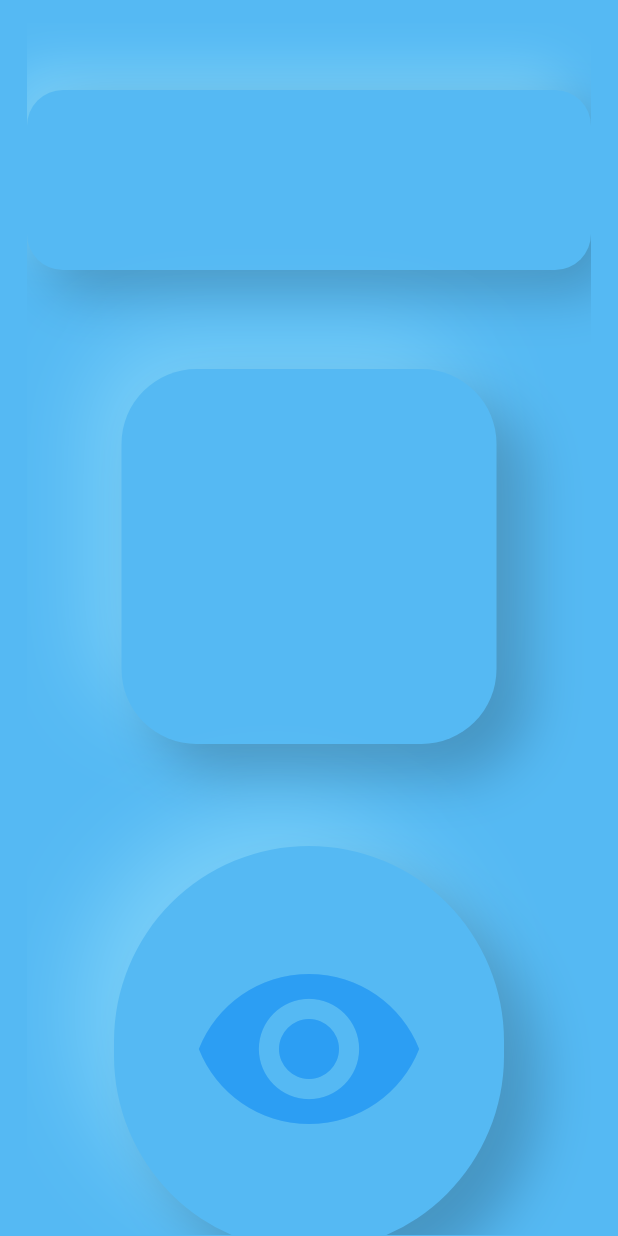
After one commit to sabil62/Alert-App, a Flutter app: the Neumorphic2App screen opened directly, on a phone screen of 412 x 824 dp. The commit adds this screen. Run offline on Flutter 3.47's test engine with Material 2 defaults, Android fonts, the phone set to English and light mode, and no system bars; our stand-ins replace charts_flutter, flutter_map, font_awesome_flutter, google_maps_flutter, latlong.

Commit message:
neumorphism 2

```diff
--- /dev/null
+++ b/lib/file_neumorphic/neumorphic2blue.dart
@@ -0,0 +1,143 @@
+import 'package:flutter/material.dart';
+
+class Neumorphic2App extends StatefulWidget {
+  @override
+  _Neumorphic2AppState createState() => _Neumorphic2AppState();
+}
+
+class _Neumorphic2AppState extends State<Neumorphic2App> {
+  bool ispressed = false;
+  bool ispressed2 = false;
+  void createTrue(PointerDownEvent event) {
+    setState(() {
+      ispressed = true;
+    });
+  }
+
+  void createFalse(PointerUpEvent event) {
+    setState(() {
+      ispressed = false;
+    });
+  }
+
+  void createTrue2(PointerDownEvent event) {
+    setState(() {
+      ispressed2 = true;
+    });
+  }
+
+  void createFalse2(PointerUpEvent event) {
+    setState(() {
+      ispressed2 = false;
+    });
+  }
+
+  @override
+  Widget build(BuildContext context) {
+    return Scaffold(
+      backgroundColor: Color(0xFF55b9f3),
+      body: Padding(
+        padding: const EdgeInsets.fromLTRB(18, 15, 18, 1),
+        child: ListView(children: [
+          SizedBox(height: 45),
+          Listener(
+            onPointerDown: createTrue,
+            onPointerUp: createFalse,
+            child: ispressed == true
+                ? Container(
+                    //better wrap this in container
+                    height: 120,
+                    decoration: BoxDecoration(
+                        color: Color(0xFF99b9f3).withOpacity(.5),
+                        borderRadius: BorderRadius.circular(24.0),
+                        boxShadow: [
+                          BoxShadow(
+                              blurRadius: 30,
+                              offset: Offset(15, 15),
+                              color: Colors.white.withOpacity(.7)),
+                          BoxShadow(
+                              blurRadius: 30,
+                              offset: Offset(-15, -15),
+                              color: Colors.black.withOpacity(.2)),
+                        ]),
+                  )
+                : Container(
+                    height: 120,
+                    decoration: BoxDecoration(
+                        color: Color(0xFF55b9f3),
+                        borderRadius: BorderRadius.circular(24.0),
+                        boxShadow: [
+                          BoxShadow(
+                              blurRadius: 30,
+                              offset: Offset(-15, -15),
+                              color: Colors.lightBlue[200].withOpacity(.8)),
+                          BoxShadow(
+                              blurRadius: 30,
+                              offset: Offset(15, 15),
+                              color: Colors.black.withOpacity(.2)),
+                        ]),
+                  ),
+          ),
+          SizedBox(height: 48),
+          Padding(
+            padding: const EdgeInsets.all(18.0),
+            child: Align(
+              //this align makes container width work(else width is nothing)
+              child: Container(
+                  height: 250,
+                  width: 250,
+                  decoration: BoxDecoration(
+                      borderRadius: BorderRadius.all(Radius.circular(50.0)),
+                      color: Color(0xFF55b9f3),
+                      boxShadow: [
+                        BoxShadow(
+                          blurRadius: 50,
+                          offset: Offset(-21, -21),
+                          color: Colors.lightBlue[200].withOpacity(.8),
+                        ),
+                        BoxShadow(
+                            blurRadius: 30,
+                            offset: Offset(21, 21),
+                            color: Colors.black.withOpacity(.2))
+                      ])),
+            ),
+          ),
+          SizedBox(height: 50),
+          Align(
+            child: Container(
+              height: 270,
+              width: 260,
+              decoration: BoxDecoration(
+                borderRadius: BorderRadius.all(Radius.circular(140.0)),
+                color: Color(0xFF55b9f3),
+                boxShadow: [
+                  BoxShadow(
+                    blurRadius: 50,
+                    offset: Offset(-24, -24),
+                    color: Colors.lightBlue[200].withOpacity(.8),
+                  ),
+                  BoxShadow(
+                      blurRadius: 30,
+                      offset: Offset(23, 23),
+                      color: Colors.black.withOpacity(.2)),
+                ],
+              ),
+              child: Listener(
+                  onPointerUp: createFalse2,
+                  onPointerDown: createTrue2,
+                  child: ispressed2 == false
+                      ? Icon(Icons.remove_red_eye,
+                          size: 160, color: Colors.blue.withOpacity(.78))
+                      : Icon(
+                          Icons.email,
+                          size: 130,
+                          color: Colors.red[300],
+                        )),
+            ),
+          ),
+          SizedBox(height: 160)
+        ]),
+      ),
+    );
+  }
+}
--- a/lib/main.dart
+++ b/lib/main.dart
@@ -1,5 +1,6 @@
 import 'package:alertapp/file_neumorphic/neumorphic0.dart';
 import 'package:alertapp/file_neumorphic/neumorphic1.dart';
+import 'package:alertapp/file_neumorphic/neumorphic2blue.dart';
 import 'package:alertapp/files/ClipPathAppbar.dart';
 import 'package:alertapp/files/FutureBuilder.dart';
 import 'package:alertapp/files/charts.dart';
@@ -380,6 +381,20 @@ class _MyHomePageState extends State<MyHomePage> {
                 }));
               },
             ),
+            SizedBox(
+              height: 15,
+            ),
+            ListTile(
+              leading: Icon(Icons.edit_location, color: Colors.purple[800]),
+              title: new Text('Neumorphic 02'),
+              trailing: new Icon(Icons.close),
+              onTap: () {
+                Navigator.push(context,
+                    new MaterialPageRoute(builder: (context) {
+                  return Neumorphic2App();
+                }));
+              },
+            ),
           ]),
         ),
       ),
```
